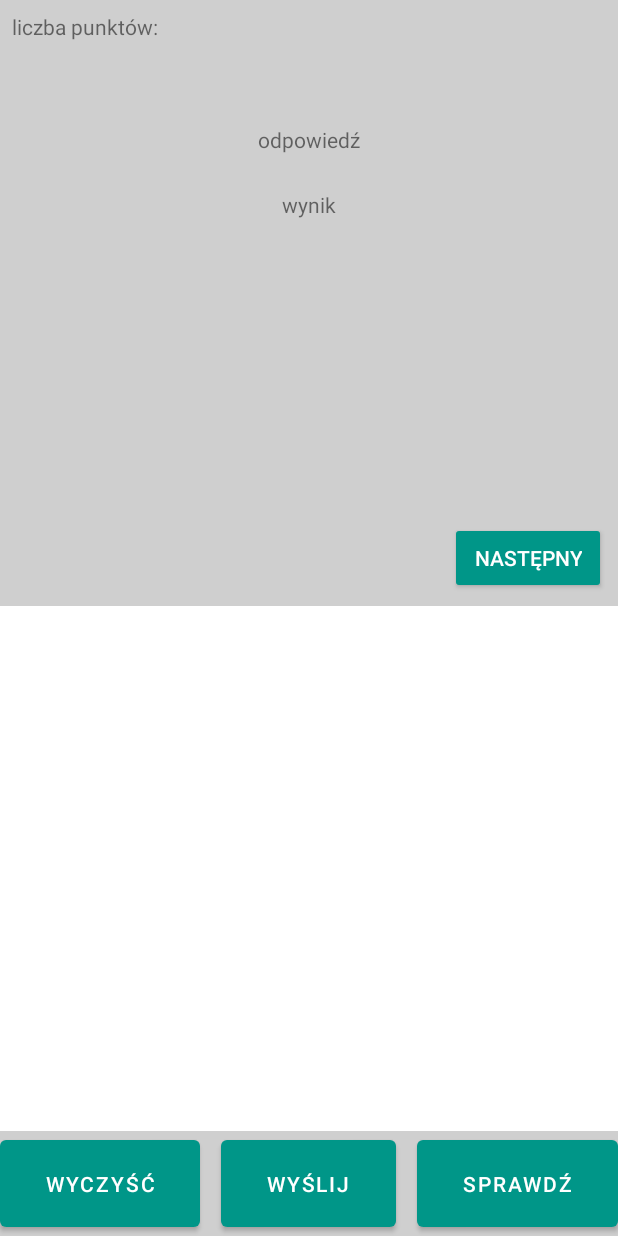
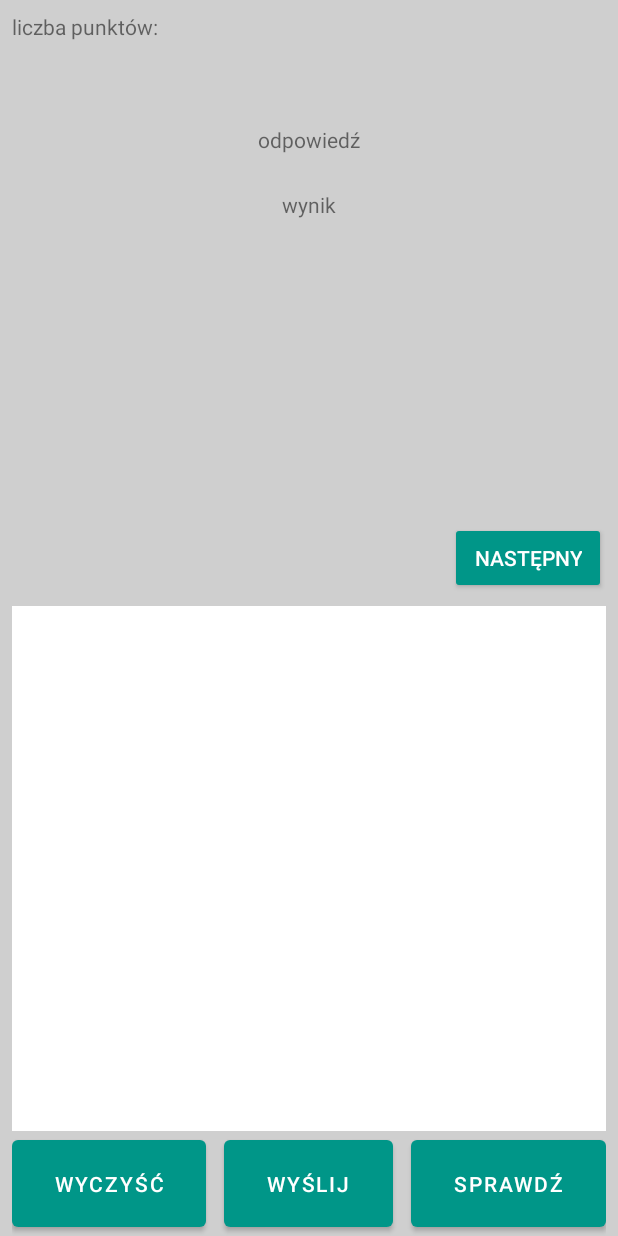
Before and after one commit to Mon4/math-app, an Android app: the MainActivity screen opened directly, with no data from a screen before it, on a phone screen of 412 x 824 dp. Run offline under Robolectric (Android 15) with nearby library versions, the phone set to English and light mode, and no system bars; 8 statements that could not run were skipped.

Commit message:
j-fixed settings

```diff
--- a/java/app/src/main/java/pl/monika/maths/MainActivity.java
+++ b/java/app/src/main/java/pl/monika/maths/MainActivity.java
@@ -1,6 +1,7 @@
 package pl.monika.maths;
 
 import android.content.Intent;
+import android.content.SharedPreferences;
 import android.graphics.Color;
 import android.os.Bundle;
 import android.view.View;
@@ -31,6 +32,8 @@ public class MainActivity extends AppCompatActivity {
     private int good_counter = 0;
     String answer;
     Mode mode;
+
+
 
     @Override
     protected void onCreate(Bundle savedInstanceState) {
--- a/java/app/src/main/java/pl/monika/maths/SettingsActivity.java
+++ b/java/app/src/main/java/pl/monika/maths/SettingsActivity.java
@@ -1,8 +1,11 @@
 package pl.monika.maths;
 
+import android.content.SharedPreferences;
 import android.os.Bundle;
+import android.util.Log;
 
 import androidx.appcompat.app.AppCompatActivity;
+import androidx.preference.PreferenceManager;
 
 public class SettingsActivity extends AppCompatActivity {
 
@@ -12,7 +15,6 @@ public class SettingsActivity extends AppCompatActivity {
         setContentView(R.layout.activity_settings);
 
         // to chang the title of our action bar
-        getSupportActionBar().setTitle(R.string.options);
 
         // to check if frame layout is empty or not
         if (findViewById(R.id.idFrameLayout) != null) {
@@ -23,4 +25,5 @@ public class SettingsActivity extends AppCompatActivity {
             getFragmentManager().beginTransaction().add(R.id.idFrameLayout, new SettingsFragment()).commit();
         }
     }
+
 }
--- a/java/app/src/main/java/pl/monika/maths/SettingsFragment.java
+++ b/java/app/src/main/java/pl/monika/maths/SettingsFragment.java
@@ -1,8 +1,10 @@
 package pl.monika.maths;
 
+import android.content.SharedPreferences;
 import android.os.Bundle;
 import android.preference.PreferenceFragment;
 import androidx.annotation.Nullable;
+import androidx.preference.PreferenceManager;
 
 public class SettingsFragment extends PreferenceFragment {
 
@@ -13,5 +15,6 @@ public class SettingsFragment extends PreferenceFragment {
         // below line is used to add preference
         // fragment from our xml folder.
         addPreferencesFromResource(R.xml.preferences);
+
     }
 }
--- a/java/app/src/main/java/pl/monika/maths/Tasks.java
+++ b/java/app/src/main/java/pl/monika/maths/Tasks.java
@@ -1,7 +1,9 @@
 package pl.monika.maths;
+import android.content.SharedPreferences;
 import android.content.res.Resources;
 
 import androidx.annotation.NonNull;
+import androidx.preference.PreferenceManager;
 
 import java.io.IOException;
 import java.io.InputStream;
@@ -57,6 +59,8 @@ public class Tasks {
     }
 
     public static Task yourTask(Mode mode){
+
+
         int result;
         String equation = "";
         String operation = "";
--- a/java/app/src/main/res/layout/activity_main.xml
+++ b/java/app/src/main/res/layout/activity_main.xml
@@ -22,8 +22,10 @@
 
     <pl.monika.maths.PaintView
         android:id="@+id/paintView"
-        android:layout_width="wrap_content"
+        android:layout_width="0dp"
         android:layout_height="350dp"
+        android:layout_marginStart="8dp"
+        android:layout_marginEnd="8dp"
         android:layout_marginBottom="70dp"
         app:layout_constraintBottom_toBottomOf="parent"
         app:layout_constraintEnd_toEndOf="parent"
@@ -56,6 +58,8 @@
     <TableRow
         android:layout_width="0dp"
         android:layout_height="0dp"
+        android:layout_marginStart="8dp"
+        android:layout_marginEnd="8dp"
         app:layout_constraintBottom_toBottomOf="parent"
         app:layout_constraintEnd_toEndOf="parent"
         app:layout_constraintStart_toStartOf="parent"
@@ -96,6 +100,7 @@
             android:layout_weight="0.25"
             android:onClick="check"
             android:text="@string/check" />
+
     </TableRow>
 
     <Button
```
Also changed, not shown: 2 other files.
